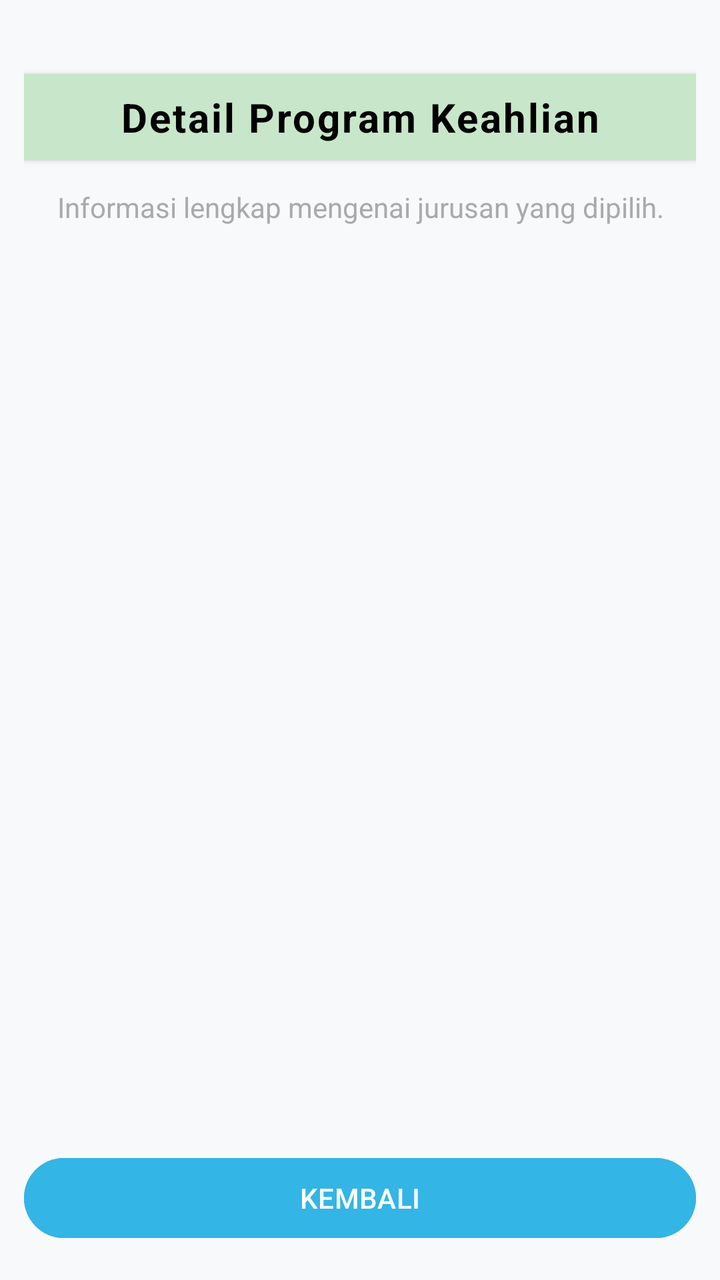
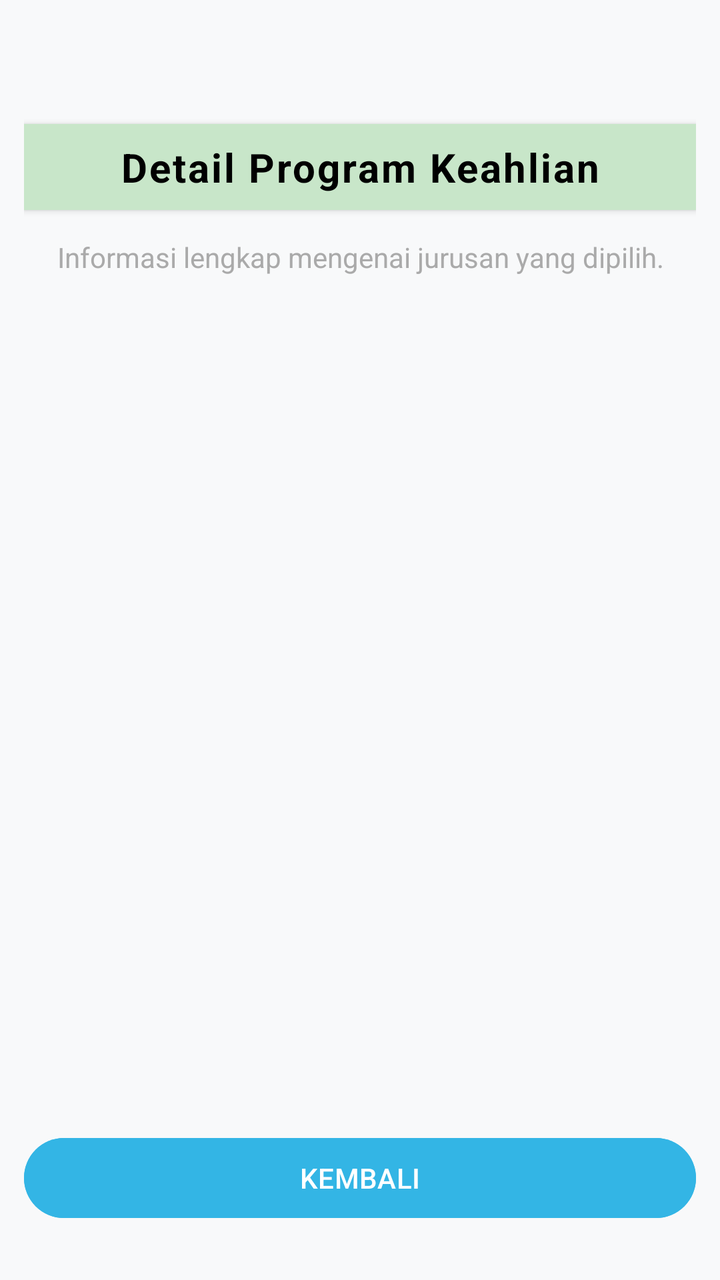

Two renders of the same Android screen: before a commit and after it. Below are the layout's source before the change and the commit's diff.
<!-- AndroidManifest.xml: application theme Theme.ProgliApp -->
<!-- res/layout/activity_detail.xml -->
<?xml version="1.0" encoding="utf-8"?>
<LinearLayout
    xmlns:android="http://schemas.android.com/apk/res/android"
    android:layout_width="match_parent"
    android:layout_height="match_parent"
    android:orientation="vertical"
    android:background="#F8F9FA"
    android:padding="12dp">

    <TextView
        android:id="@+id/tvHeaderDetail"
        android:layout_width="match_parent"
        android:layout_height="wrap_content"
        android:text="Detail Program Keahlian"
        android:textSize="20sp"
        android:textStyle="bold"
        android:gravity="center"
        android:textColor="@android:color/black"
        android:padding="8dp"
        android:background="#C8E6C9"
        android:elevation="2dp"
        android:layout_marginBottom="6dp"
        android:letterSpacing="0.05"
        android:layout_marginTop="25dp"/>

    <TextView
        android:id="@+id/tvDeskripsiDetail"
        android:layout_width="match_parent"
        android:layout_height="wrap_content"
        android:text="Informasi lengkap mengenai jurusan yang dipilih."
        android:textSize="14sp"
        android:textColor="@android:color/darker_gray"
        android:gravity="center"
        android:padding="8dp"
        android:layout_marginBottom="10dp" />

    <ScrollView
        android:layout_width="match_parent"
        android:layout_height="0dp"
        android:layout_weight="1">

        <LinearLayout
            android:layout_width="match_parent"
            android:layout_height="wrap_content"
            android:orientation="vertical"
            android:padding="8dp">

            <TextView
                android:id="@+id/tvNamaDetail"
                android:layout_width="match_parent"
                android:layout_height="wrap_content"
                android:textStyle="bold"
                android:textSize="20sp"
                android:paddingBottom="8dp" />

            <TextView
                android:id="@+id/tvProgliDetail"
                android:layout_width="match_parent"
                android:layout_height="wrap_content"
                android:textStyle="italic"
                android:textSize="14sp"
                android:paddingBottom="8dp" />

            <TextView
                android:id="@+id/tvPeluangDetail"
                android:layout_width="match_parent"
                android:layout_height="wrap_content"
                android:textSize="14sp"
                android:paddingBottom="8dp" />

            <TextView
                android:id="@+id/tvFasilitasDetail"
                android:layout_width="match_parent"
                android:layout_height="wrap_content"
                android:textSize="14sp"
                android:paddingBottom="16dp" />
        </LinearLayout>
    </ScrollView>

    <Button
        android:id="@+id/btnKembali"
        android:layout_width="match_parent"
        android:layout_height="wrap_content"
        android:text="KEMBALI"
        android:textAllCaps="false"
        android:backgroundTint="@android:color/holo_blue_light"
        android:textColor="@android:color/white"
        android:layout_marginTop="10dp"
        android:layout_marginBottom="5dp"/>
</LinearLayout>
<!-- resources referenced by this layout -->
<resources>
  <style name="Theme.ProgliApp" parent="Base.Theme.ProgliApp" />
  <style name="Base.Theme.ProgliApp" parent="Theme.Material3.DayNight.NoActionBar">
          
          
      </style>
</resources>

<!-- the commit's change to res/layout/activity_detail.xml (unified diff, before → after) -->
@@ -21,7 +21,7 @@
         android:elevation="2dp"
         android:layout_marginBottom="6dp"
         android:letterSpacing="0.05"
-        android:layout_marginTop="25dp"/>
+        android:layout_marginTop="50dp"/>
 
     <TextView
         android:id="@+id/tvDeskripsiDetail"
@@ -86,5 +86,5 @@
         android:backgroundTint="@android:color/holo_blue_light"
         android:textColor="@android:color/white"
         android:layout_marginTop="10dp"
-        android:layout_marginBottom="5dp"/>
+        android:layout_marginBottom="15dp"/>
 </LinearLayout>
